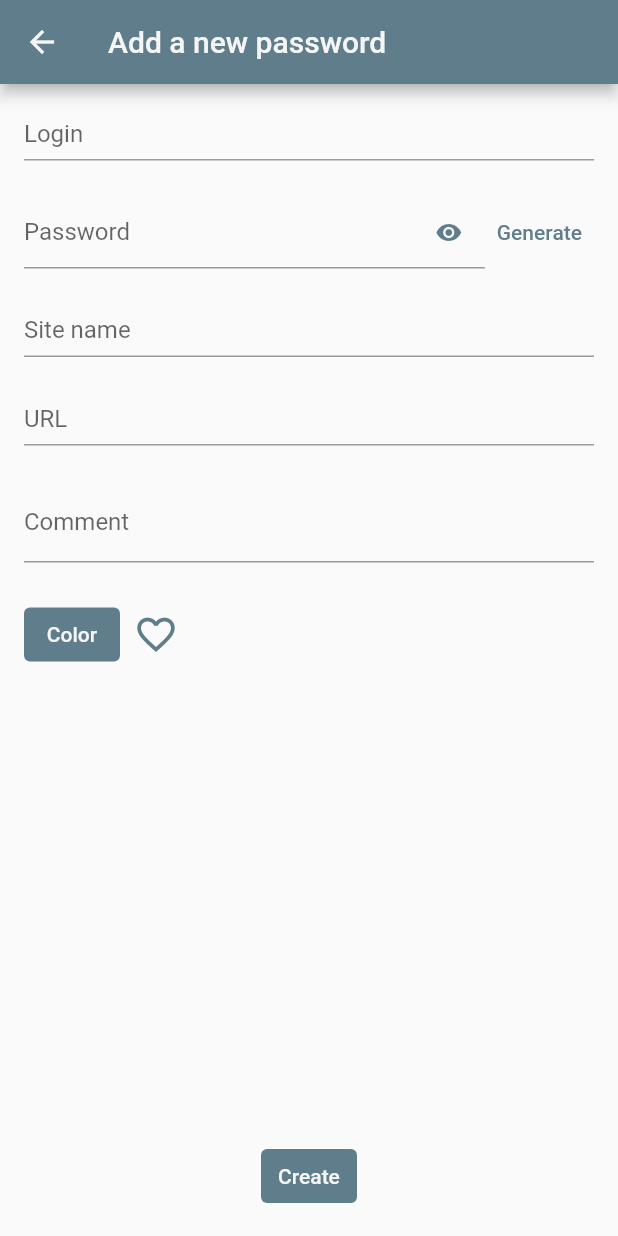
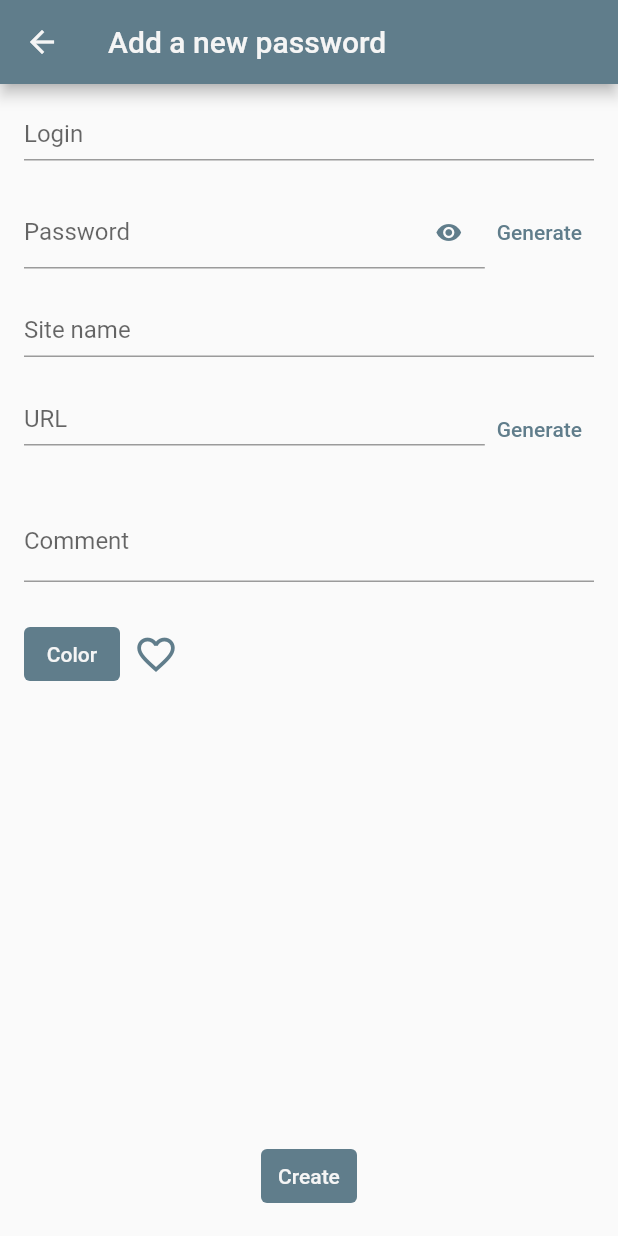
Before and after one commit to MaxdeoxiS/pass-manager, a Flutter app: the PasswordCreation screen opened by its route, on a phone screen of 412 x 824 dp. Run offline on Flutter 3.47's test engine with Material 2 defaults, Android fonts, the phone set to English and light mode, and no system bars; our stand-ins replace easy_localization, floor, flutter_colorpicker, flutter_secure_storage, permission_handler, sqflite; missing offline and left inert: aes_crypt, clipboard, encrypt, web_scraper; accounts and stored records are empty; generated files the repository leaves out were written again.

Commit message:
feat(export, scraper): add export feature. add autogenerate password reset link from password name.

```diff
--- a/lib/main.dart
+++ b/lib/main.dart
@@ -4,6 +4,8 @@ import 'package:pass_manager/passwords/views/password-creation.dart';
 import 'package:pass_manager/passwords/views/password-view.dart';
 import 'package:pass_manager/passwords/views/passwords-list.dart';
 import 'package:flutter/services.dart';
+import 'package:pass_manager/settings/About.dart';
+import 'package:pass_manager/settings/Import.dart';
 import 'package:pass_manager/settings/Settings.dart';
 import 'package:flutter_secure_storage/flutter_secure_storage.dart';
 import 'package:uuid/uuid.dart';
@@ -11,6 +13,8 @@ import 'package:uuid/uuid.dart';
 import 'cards/cards-list.dart';
 import 'common/page.dart';
 import 'notes/notes-list.dart';
+import 'settings/Language.dart';
+import 'settings/Export.dart';
 
 void main() async {
   WidgetsFlutterBinding.ensureInitialized();
@@ -68,6 +72,18 @@ class MainApp extends StatelessWidget {
         PasswordViewArguments args = settings.arguments as PasswordViewArguments;
         page = buildPageRoute(PasswordView(password: args.password, onDelete: args.onDelete, onUpdate: args.onUpdate));
         break;
+      case "/settings/language":
+        page = buildPageRoute(Page(body: Language(), title: Text('settings.language'.tr()), routeName: "/language"));
+        break;
+      case "/settings/import":
+        page = buildPageRoute(Page(body: Import(), title: Text('settings.import'.tr()), routeName: "/language"));
+        break;
+      case "/settings/export":
+        page = buildPageRoute(Page(body: Export(), title: Text('settings.export'.tr()), routeName: "/language"));
+        break;
+      case "/settings/about":
+        page = buildPageRoute(Page(body: About(), title: Text('settings.about'.tr()), routeName: "/about"));
+        break;
       case "/settings":
       default:
         page = buildPageRoute(Page(body: Settings(), title: Text('settings.title'.tr()), routeName: "settings"));
--- a/lib/passwords/entity/password.entity.dart
+++ b/lib/passwords/entity/password.entity.dart
@@ -4,7 +4,7 @@ import 'package:flutter/material.dart';
 @entity
 class Password {
   @PrimaryKey(autoGenerate: true)
-  int id;
+  int? id;
 
   String name;
   String login;
@@ -15,5 +15,5 @@ class Password {
   DateTime updated;
   bool isFavorite;
 
-  Password(this.name, this.login, this.value, this.url, this.comment, this.updated, this.color, [this.isFavorite = false, this.id = 0]);
+  Password(this.name, this.login, this.value, this.url, this.comment, this.updated, this.color, [this.isFavorite = false, this.id]);
 }
--- a/lib/passwords/views/password-creation.dart
+++ b/lib/passwords/views/password-creation.dart
@@ -1,6 +1,7 @@
 import 'package:flutter/material.dart';
 import 'package:flutter_colorpicker/flutter_colorpicker.dart';
 import 'package:pass_manager/passwords/utils/PasswordManager.dart';
+import 'package:pass_manager/passwords/utils/scraper.dart';
 import 'package:pass_manager/utils/color.helper.dart';
 import 'package:easy_localization/easy_localization.dart';
 
@@ -21,8 +22,16 @@ class _PasswordCreationState extends State<PasswordCreation> {
   Color currentColor = Color(0xff607d8b);
   bool _passwordVisible = false;
   bool isFavorite = false;
+  bool nameIsFilled = false;
 
   final _passwordManager = PasswordManager.instance;
+  @override
+  void initState() {
+    super.initState();
+
+    // Start listening to changes.
+    _nameController.addListener(_onNameChange);
+  }
 
   Future<void> insertPassword() async {
     await _passwordManager.addPassword(
@@ -40,6 +49,20 @@ class _PasswordCreationState extends State<PasswordCreation> {
     String? rep = await _showPasswordGenerationDialog(this.context, currentColor);
     setState(() {
       _passwordController.text = rep!;
+    });
+  }
+
+  void _onNameChange() {
+    setState(() {
+      nameIsFilled = _nameController.text.length > 0;
+    });
+  }
+
+  void _handleUrlGeneration() async {
+    print("generating url...");
+    String url = await Scraper.scrapResults(_nameController.text);
+    setState(() {
+      _urlController.text = url;
     });
   }
 
@@ -139,11 +162,23 @@ class _PasswordCreationState extends State<PasswordCreation> {
                           contentPadding: EdgeInsets.symmetric(vertical: 0),
                           isDense: true),
                     ),
-                    TextField(
-                      controller: _urlController,
-                      decoration: InputDecoration(
-                          labelText: 'URL', contentPadding: EdgeInsets.symmetric(vertical: 0), isDense: true),
-                      autofillHints: <String>[AutofillHints.streetAddressLine1],
+                    Row(
+                      crossAxisAlignment: CrossAxisAlignment.start,
+                      mainAxisAlignment: MainAxisAlignment.spaceBetween,
+                      children: [
+                        Expanded(
+                            child: TextField(
+                              controller: _urlController,
+                              decoration: InputDecoration(
+                                  labelText: 'URL'.tr(),
+                                  contentPadding: EdgeInsets.symmetric(vertical: 0),
+                                  isDense: true
+                              ),
+                            )),
+                        TextButton(
+                            onPressed: _nameController.text.length > 0 ? (() => _handleUrlGeneration()) : null,
+                            child: Text('passwords.generate'.tr(), style: TextStyle(color: currentColor)))
+                      ],
                     ),
                     TextField(
                       controller: _commentController,
--- a/lib/passwords/views/password-view.dart
+++ b/lib/passwords/views/password-view.dart
@@ -104,7 +104,7 @@ class _PasswordViewState extends State<PasswordView> {
   void _handlePasswordDeletion() async {
     bool? delete = await _showPasswordDeletionDialog(this.context);
     if (delete!) {
-      widget.onDelete(password.id);
+      widget.onDelete(password.id!);
       Navigator.pop(context);
     }
   }
--- a/pubspec.yaml
+++ b/pubspec.yaml
@@ -38,6 +38,10 @@ dependencies:
   flutter_secure_storage: ^4.2.0
   encrypt: ^5.0.0
   uuid: ^3.0.4
+  aes_crypt: ^0.1.1
+  archive: ^3.1.2
+  permission_handler: ^7.1.0
+  web_scraper: ^0.1.4
 
   # The following adds the Cupertino Icons font to your application.
   # Use with the CupertinoIcons class for iOS style icons.
```
Also changed, not shown: lib/common/page.dart (+10 -1 lines), lib/passwords/utils/scraper.dart (added, +28 -0 lines), lib/settings/About.dart (added, +11 -0 lines), lib/settings/Export.dart (added, +146 -0 lines), lib/settings/Import.dart (added, +12 -0 lines), lib/settings/Language.dart (+10 -9 lines), lib/settings/Settings.dart (+23 -15 lines), lib/utils/database/database.g.dart, pubspec.lock, 1 other file.
